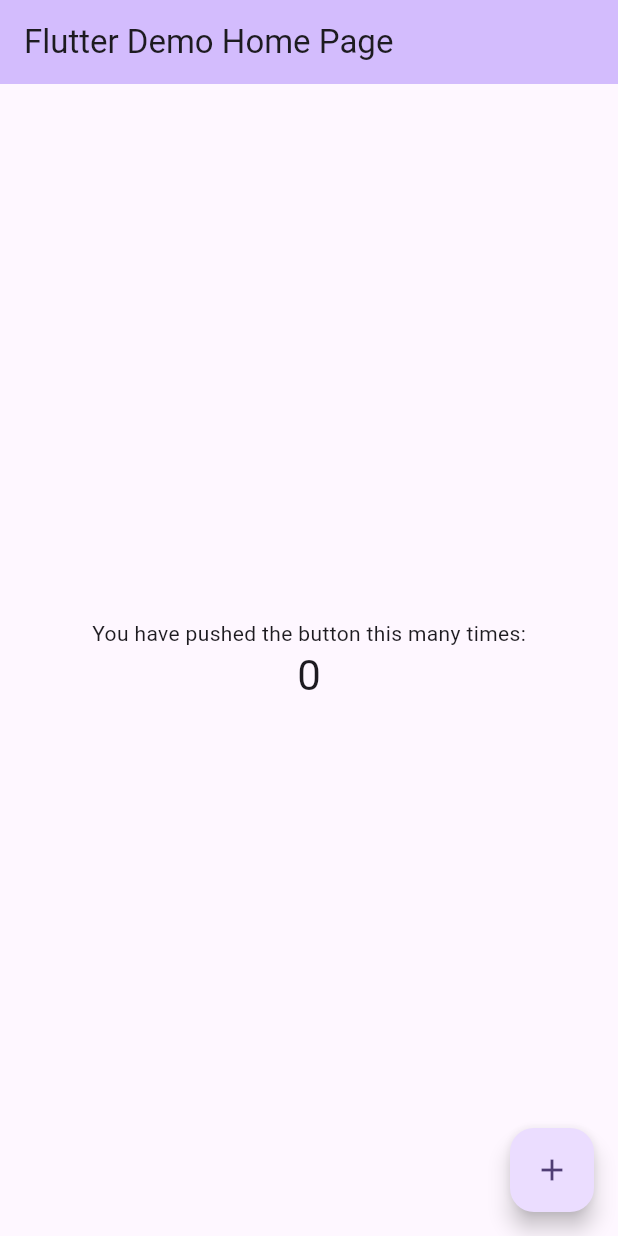
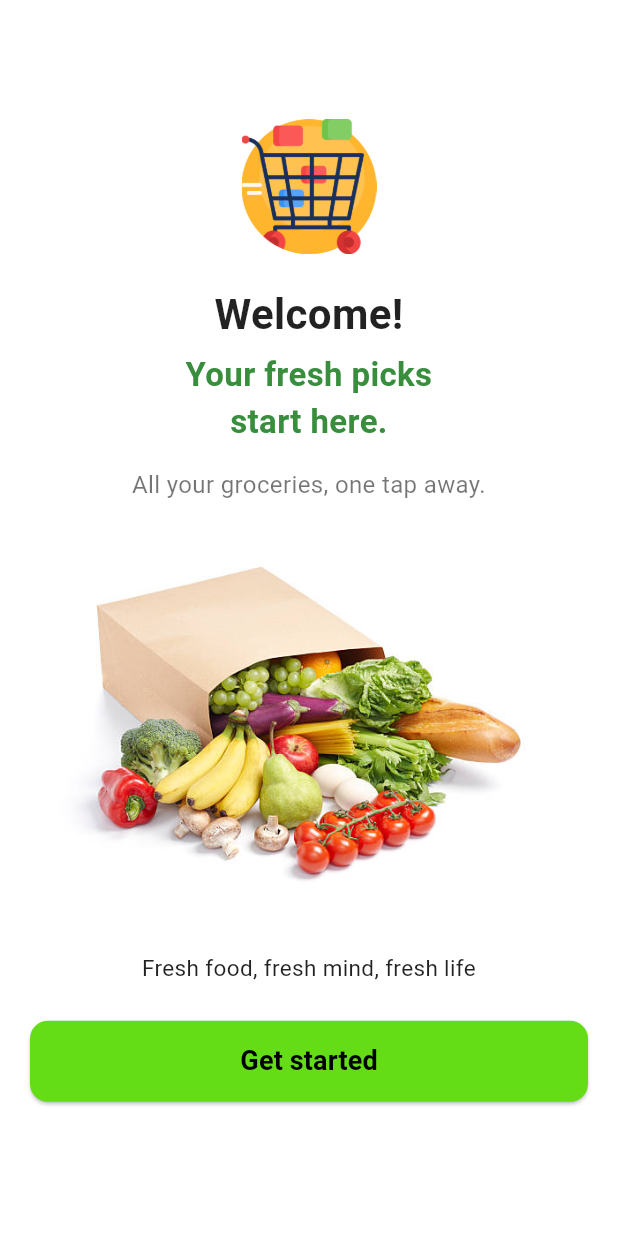
Before and after one commit to Sabyatakarki/mini_grocery_app, a Flutter app: the screen it shows after launch, on a phone screen of 412 x 824 dp. Run offline on Flutter 3.47's test engine with Material 3 defaults, Android fonts, the phone set to English and light mode, and no system bars.

Commit message:
getstartedpage

```diff
--- /dev/null
+++ b/lib/app.dart
@@ -0,0 +1,13 @@
+import 'package:flutter/material.dart';
+import 'package:mini_grocery/screens/getstartedscreen.dart';
+
+class App extends StatelessWidget {
+const App({super.key});
+
+  @override
+  Widget build(BuildContext context) {
+    return MaterialApp(
+      home:GetStartedScreen(),
+    );
+  }
+}
--- a/lib/main.dart
+++ b/lib/main.dart
@@ -1,122 +1,5 @@
 import 'package:flutter/material.dart';
-
-void main() {
-  runApp(const MyApp());
+import 'package:mini_grocery/app.dart';
+void main(){
+  runApp(App());
 }
-
-class MyApp extends StatelessWidget {
-  const MyApp({super.key});
-
-  // This widget is the root of your application.
-  @override
-  Widget build(BuildContext context) {
-    return MaterialApp(
-      title: 'Flutter Demo',
-      theme: ThemeData(
-        // This is the theme of your application.
-        //
-        // TRY THIS: Try running your application with "flutter run". You'll see
-        // the application has a purple toolbar. Then, without quitting the app,
-        // try changing the seedColor in the colorScheme below to Colors.green
-        // and then invoke "hot reload" (save your changes or press the "hot
-        // reload" button in a Flutter-supported IDE, or press "r" if you used
-        // the command line to start the app).
-        //
-        // Notice that the counter didn't reset back to zero; the application
-        // state is not lost during the reload. To reset the state, use hot
-        // restart instead.
-        //
-        // This works for code too, not just values: Most code changes can be
-        // tested with just a hot reload.
-        colorScheme: ColorScheme.fromSeed(seedColor: Colors.deepPurple),
-      ),
-      home: const MyHomePage(title: 'Flutter Demo Home Page'),
-    );
-  }
-}
-
-class MyHomePage extends StatefulWidget {
-  const MyHomePage({super.key, required this.title});
-
-  // This widget is the home page of your application. It is stateful, meaning
-  // that it has a State object (defined below) that contains fields that affect
-  // how it looks.
-
-  // This class is the configuration for the state. It holds the values (in this
-  // case the title) provided by the parent (in this case the App widget) and
-  // used by the build method of the State. Fields in a Widget subclass are
-  // always marked "final".
-
-  final String title;
-
-  @override
-  State<MyHomePage> createState() => _MyHomePageState();
-}
-
-class _MyHomePageState extends State<MyHomePage> {
-  int _counter = 0;
-
-  void _incrementCounter() {
-    setState(() {
-      // This call to setState tells the Flutter framework that something has
-      // changed in this State, which causes it to rerun the build method below
-      // so that the display can reflect the updated values. If we changed
-      // _counter without calling setState(), then the build method would not be
-      // called again, and so nothing would appear to happen.
-      _counter++;
-    });
-  }
-
-  @override
-  Widget build(BuildContext context) {
-    // This method is rerun every time setState is called, for instance as done
-    // by the _incrementCounter method above.
-    //
-    // The Flutter framework has been optimized to make rerunning build methods
-    // fast, so that you can just rebuild anything that needs updating rather
-    // than having to individually change instances of widgets.
-    return Scaffold(
-      appBar: AppBar(
-        // TRY THIS: Try changing the color here to a specific color (to
-        // Colors.amber, perhaps?) and trigger a hot reload to see the AppBar
-        // change color while the other colors stay the same.
-        backgroundColor: Theme.of(context).colorScheme.inversePrimary,
-        // Here we take the value from the MyHomePage object that was created by
-        // the App.build method, and use it to set our appbar title.
-        title: Text(widget.title),
-      ),
-      body: Center(
-        // Center is a layout widget. It takes a single child and positions it
-        // in the middle of the parent.
-        child: Column(
-          // Column is also a layout widget. It takes a list of children and
-          // arranges them vertically. By default, it sizes itself to fit its
-          // children horizontally, and tries to be as tall as its parent.
-          //
-          // Column has various properties to control how it sizes itself and
-          // how it positions its children. Here we use mainAxisAlignment to
-          // center the children vertically; the main axis here is the vertical
-          // axis because Columns are vertical (the cross axis would be
-          // horizontal).
-          //
-          // TRY THIS: Invoke "debug painting" (choose the "Toggle Debug Paint"
-          // action in the IDE, or press "p" in the console), to see the
-          // wireframe for each widget.
-          mainAxisAlignment: MainAxisAlignment.center,
-          children: <Widget>[
-            const Text('You have pushed the button this many times:'),
-            Text(
-              '$_counter',
-              style: Theme.of(context).textTheme.headlineMedium,
-            ),
-          ],
-        ),
-      ),
-      floatingActionButton: FloatingActionButton(
-        onPressed: _incrementCounter,
-        tooltip: 'Increment',
-        child: const Icon(Icons.add),
-      ), // This trailing comma makes auto-formatting nicer for build methods.
-    );
-  }
-}
--- /dev/null
+++ b/lib/screens/getstartedscreen.dart
@@ -0,0 +1,119 @@
+import 'package:flutter/material.dart';
+
+class GetStartedScreen extends StatelessWidget {
+  const GetStartedScreen({super.key});
+
+  @override
+  Widget build(BuildContext context) {
+    return Scaffold(
+      backgroundColor: Colors.white,
+      body: SafeArea(
+        child: Center(
+          child: SingleChildScrollView(
+            child: Padding(
+              padding: const EdgeInsets.symmetric(horizontal: 20),
+              child: Column(
+                mainAxisAlignment: MainAxisAlignment.center,
+                children: [
+                  // App Logo
+                  SizedBox(height: 10),
+                  Image.asset(
+                    'assets/images/sales.png', // your logo path
+                    height: 90,
+                  ),
+
+                  SizedBox(height: 20),
+
+                  // Welcome Text
+                  Text(
+                    "Welcome!",
+                    style: TextStyle(
+                      fontSize: 28,
+                      fontWeight: FontWeight.bold,
+                      color: Colors.black87,
+                    ),
+                    textAlign: TextAlign.center,
+                  ),
+
+                  SizedBox(height: 5),
+
+                  Text(
+                    "Your fresh picks\nstart here.",
+                    style: TextStyle(
+                      fontSize: 22,
+                      fontWeight: FontWeight.w600,
+                      color: Colors.green[700],
+                    ),
+                    textAlign: TextAlign.center,
+                  ),
+
+                  SizedBox(height: 15),
+
+                  Text(
+                    "All your groceries, one tap away.",
+                    style: TextStyle(
+                      fontSize: 16,
+                      color: Colors.black54,
+                    ),
+                    textAlign: TextAlign.center,
+                  ),
+
+                  SizedBox(height: 30),
+
+                  // Big Groceries Image
+                  Image.asset(
+                    'assets/images/getstartedpage.jpg', // your grocery image path
+                    height: 240,
+                    fit: BoxFit.cover,
+                  ),
+
+                  SizedBox(height: 30),
+
+                  // Tagline
+                  Text(
+                    "Fresh food, fresh mind, fresh life",
+                    style: TextStyle(
+                      fontSize: 15,
+                      color: Colors.black87,
+                    ),
+                    textAlign: TextAlign.center,
+                  ),
+
+                  SizedBox(height: 25),
+
+                  // Get Started Button
+                  SizedBox(
+                    width: double.infinity,
+                    child: ElevatedButton(
+                      onPressed: () {
+                        // next page navigation
+                        // Navigator.push(context, MaterialPageRoute(builder: (context) => LoginPage()));
+                      },
+                      style: ElevatedButton.styleFrom(
+                        backgroundColor: Colors.lightGreenAccent[700],
+                        padding: EdgeInsets.symmetric(vertical: 14),
+                        shape: RoundedRectangleBorder(
+                          borderRadius: BorderRadius.circular(12),
+                        ),
+                      ),
+                      child: Text(
+                        "Get started",
+                        style: TextStyle(
+                          fontSize: 18,
+                          color: Colors.black,
+                          fontWeight: FontWeight.w600,
+                        ),
+                      ),
+                    ),
+                  ),
+
+                  SizedBox(height: 20),
+                ],
+              ),
+            ),
+          ),
+        ),
+      ),
+    );
+  }
+}
--- a/pubspec.yaml
+++ b/pubspec.yaml
@@ -58,9 +58,11 @@ flutter:
   uses-material-design: true
 
   # To add assets to your application, add an assets section, like this:
-  # assets:
-  #   - images/a_dot_burr.jpeg
+  assets:
+   - assets/icons/
+   - assets/images/
   #   - images/a_dot_ham.jpeg
+
 
   # An image asset can refer to one or more resolution-specific "variants", see
   # https://flutter.dev/to/resolution-aware-images
```
Also changed, not shown: assets/images/getstartedpage.jpg (added), assets/images/sales.png (added).
